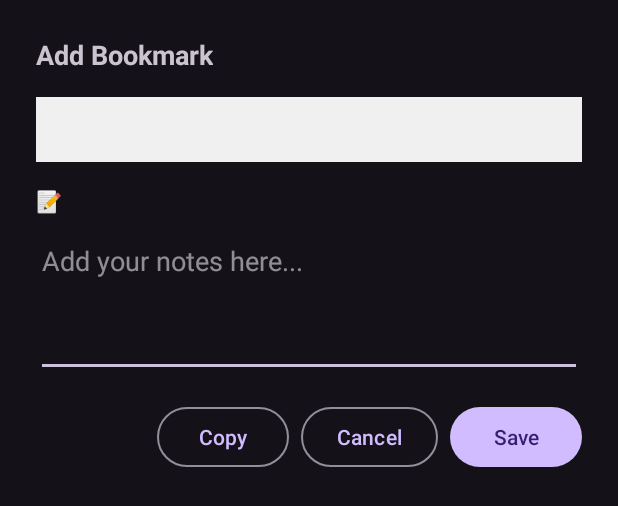
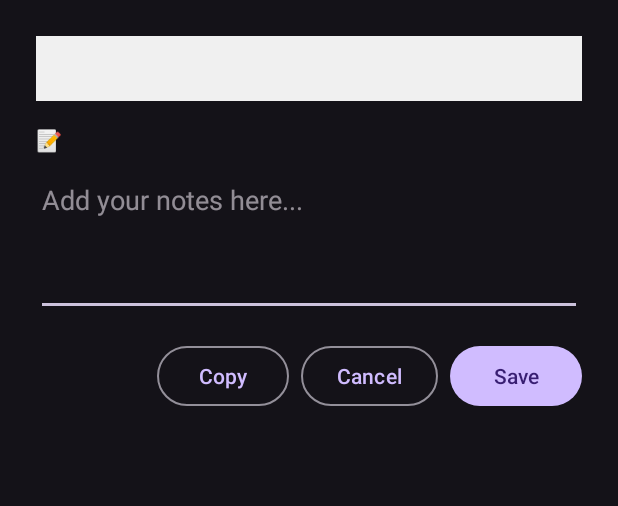
Before and after one commit to samhwy/thebible, an Android app: the layout dialog_bookmark.xml on its own in the app's theme, with its tools: preview values and no code run, on a phone screen of 412 x 824 dp. Shown: the top 506 px of the screen. Run offline under Robolectric (Android 15) with nearby library versions, the phone set to English and light mode, and no system bars.

Commit message:
1. enhance long press on verse for select text rather than whole verse. 2. improve bilingual on add bookmark dialog.

```diff
--- a/app/src/main/res/layout/dialog_bookmark.xml
+++ b/app/src/main/res/layout/dialog_bookmark.xml
@@ -1,17 +1,10 @@
 <?xml version="1.0" encoding="utf-8"?>
 <LinearLayout xmlns:android="http://schemas.android.com/apk/res/android"
+    xmlns:tools="http://schemas.android.com/tools"
     android:layout_width="match_parent"
     android:layout_height="wrap_content"
     android:orientation="vertical"
     android:padding="24dp">
-
-    <TextView
-        android:layout_width="wrap_content"
-        android:layout_height="wrap_content"
-        android:text="Add Bookmark"
-        android:textSize="18sp"
-        android:textStyle="bold"
-        android:layout_marginBottom="16dp" />
 
     <TextView
         android:id="@+id/tvSelectedText"
@@ -48,7 +41,7 @@
             android:id="@+id/btnCopy"
             android:layout_width="wrap_content"
             android:layout_height="wrap_content"
-            android:text="Copy"
+            android:text="@string/copy_en"
             style="?attr/materialButtonOutlinedStyle"
             android:layout_marginEnd="8dp" />
 
@@ -56,7 +49,7 @@
             android:id="@+id/btnCancel"
             android:layout_width="wrap_content"
             android:layout_height="wrap_content"
-            android:text="Cancel"
+            android:text="@string/cancel_en"
             style="?attr/materialButtonOutlinedStyle"
             android:layout_marginEnd="8dp" />
 
@@ -64,7 +57,8 @@
             android:id="@+id/btnSave"
             android:layout_width="wrap_content"
             android:layout_height="wrap_content"
-            android:text="Save" />
+            android:text="@string/save_en"
+            tools:ignore="ButtonStyle" />
 
     </LinearLayout>
 
```
Also changed, not shown: app/src/main/java/com/sam/thebible/MainActivity.kt (+0 -16 lines), app/src/main/java/com/sam/thebible/adapter/VerseAdapter.kt (+36 -6 lines), app/src/main/java/com/sam/thebible/ui/main/MainFragment.kt (+30 -6 lines), app/src/main/res/values/strings.xml (+10 -0 lines).
